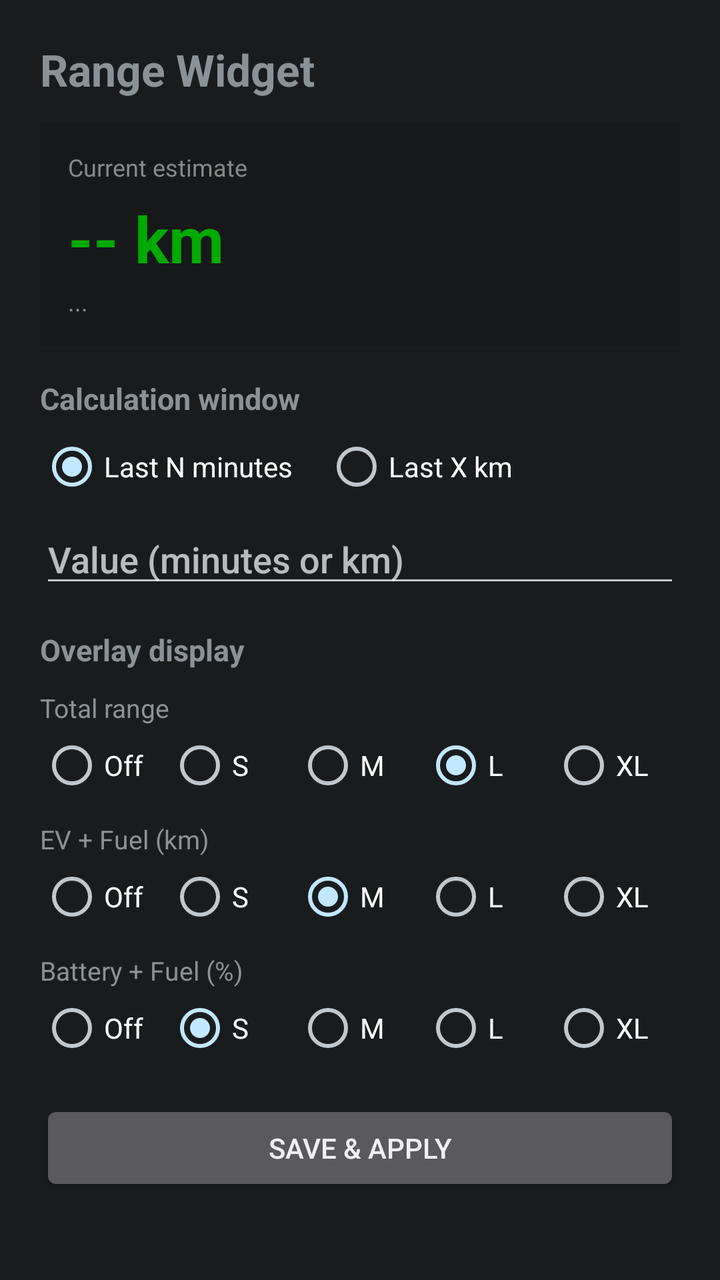
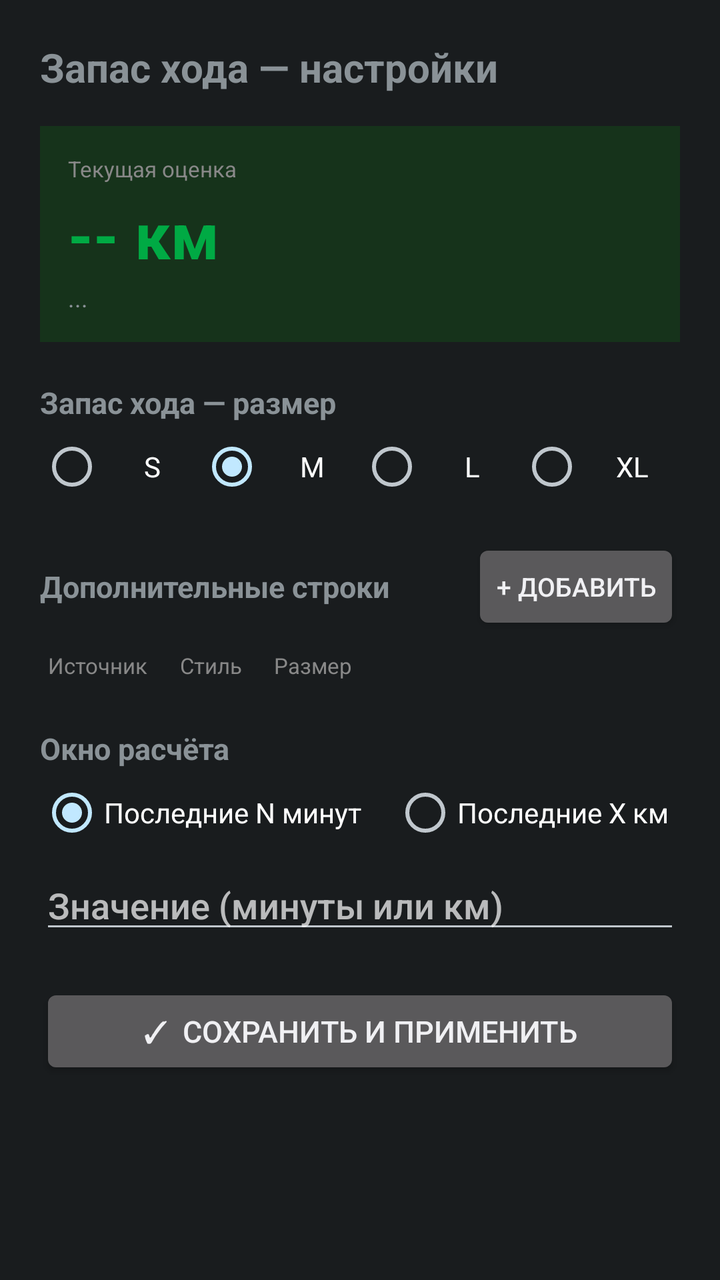

An Android layout rendered at two revisions. The XML below is the earlier revision; the diff shows what the commit changed to produce the second picture.
<!-- AndroidManifest.xml: application theme android:Theme.DeviceDefault -->
<!-- res/layout/activity_widget.xml -->
<?xml version="1.0" encoding="utf-8"?>
<ScrollView xmlns:android="http://schemas.android.com/apk/res/android"
    android:layout_width="match_parent"
    android:layout_height="match_parent"
    android:fillViewport="true">

    <LinearLayout
        android:layout_width="match_parent"
        android:layout_height="wrap_content"
        android:orientation="vertical"
        android:padding="20dp">

        
        <TextView
            android:layout_width="wrap_content"
            android:layout_height="wrap_content"
            android:text="@string/app_name"
            android:textSize="22sp"
            android:textStyle="bold"
            android:layout_marginBottom="12dp" />

        
        <LinearLayout
            android:layout_width="match_parent"
            android:layout_height="wrap_content"
            android:orientation="vertical"
            android:background="#22000000"
            android:padding="14dp"
            android:layout_marginBottom="16dp">

            <TextView
                android:layout_width="wrap_content"
                android:layout_height="wrap_content"
                android:text="@string/widget_preview_title"
                android:textSize="12sp"
                android:textColor="#888888" />

            <TextView
                android:id="@+id/textRange"
                android:layout_width="wrap_content"
                android:layout_height="wrap_content"
                android:text="-- km"
                android:textColor="#00AA00"
                android:textSize="32sp"
                android:textStyle="bold"
                android:layout_marginTop="6dp" />

            <TextView
                android:id="@+id/textInfo"
                android:layout_width="wrap_content"
                android:layout_height="wrap_content"
                android:text="..."
                android:textSize="12sp"
                android:layout_marginTop="2dp" />
        </LinearLayout>

        
        <TextView
            android:layout_width="wrap_content"
            android:layout_height="wrap_content"
            android:text="@string/widget_config_title"
            android:textSize="15sp"
            android:textStyle="bold"
            android:layout_marginBottom="8dp" />

        <RadioGroup
            android:id="@+id/radioGroup"
            android:layout_width="wrap_content"
            android:layout_height="wrap_content"
            android:orientation="horizontal">

            <RadioButton
                android:id="@+id/radioTime"
                android:layout_width="wrap_content"
                android:layout_height="wrap_content"
                android:text="@string/widget_config_time"
                android:checked="true" />

            <RadioButton
                android:id="@+id/radioKm"
                android:layout_width="wrap_content"
                android:layout_height="wrap_content"
                android:text="@string/widget_config_km"
                android:layout_marginStart="16dp" />
        </RadioGroup>

        <EditText
            android:id="@+id/editValue"
            android:layout_width="match_parent"
            android:layout_height="wrap_content"
            android:hint="@string/widget_config_hint"
            android:inputType="numberDecimal"
            android:layout_marginTop="8dp"
            android:layout_marginBottom="16dp" />

        
        <TextView
            android:layout_width="wrap_content"
            android:layout_height="wrap_content"
            android:text="@string/overlay_display_title"
            android:textSize="15sp"
            android:textStyle="bold"
            android:layout_marginBottom="10dp" />

        
        <TextView
            android:layout_width="wrap_content"
            android:layout_height="wrap_content"
            android:text="@string/overlay_line_total"
            android:textSize="13sp"
            android:layout_marginBottom="4dp" />

        <RadioGroup
            android:id="@+id/rgTotal"
            android:layout_width="match_parent"
            android:layout_height="wrap_content"
            android:orientation="horizontal"
            android:layout_marginBottom="12dp">
            <RadioButton android:id="@+id/rgTotalOff" android:layout_width="0dp"
                android:layout_height="wrap_content" android:layout_weight="1"
                android:text="@string/size_off" />
            <RadioButton android:id="@+id/rgTotalS" android:layout_width="0dp"
                android:layout_height="wrap_content" android:layout_weight="1"
                android:text="S" />
            <RadioButton android:id="@+id/rgTotalM" android:layout_width="0dp"
                android:layout_height="wrap_content" android:layout_weight="1"
                android:text="M" />
            <RadioButton android:id="@+id/rgTotalL" android:layout_width="0dp"
                android:layout_height="wrap_content" android:layout_weight="1"
                android:text="L" android:checked="true" />
            <RadioButton android:id="@+id/rgTotalXL" android:layout_width="0dp"
                android:layout_height="wrap_content" android:layout_weight="1"
                android:text="XL" />
        </RadioGroup>

        
        <TextView
            android:layout_width="wrap_content"
            android:layout_height="wrap_content"
            android:text="@string/overlay_line_breakdown"
            android:textSize="13sp"
            android:layout_marginBottom="4dp" />

        <RadioGroup
            android:id="@+id/rgBreakdown"
            android:layout_width="match_parent"
            android:layout_height="wrap_content"
            android:orientation="horizontal"
            android:layout_marginBottom="12dp">
            <RadioButton android:id="@+id/rgBdOff" android:layout_width="0dp"
                android:layout_height="wrap_content" android:layout_weight="1"
                android:text="@string/size_off" />
            <RadioButton android:id="@+id/rgBdS" android:layout_width="0dp"
                android:layout_height="wrap_content" android:layout_weight="1"
                android:text="S" />
            <RadioButton android:id="@+id/rgBdM" android:layout_width="0dp"
                android:layout_height="wrap_content" android:layout_weight="1"
                android:text="M" android:checked="true" />
            <RadioButton android:id="@+id/rgBdL" android:layout_width="0dp"
                android:layout_height="wrap_content" android:layout_weight="1"
                android:text="L" />
            <RadioButton android:id="@+id/rgBdXL" android:layout_width="0dp"
                android:layout_height="wrap_content" android:layout_weight="1"
                android:text="XL" />
        </RadioGroup>

        
        <TextView
            android:layout_width="wrap_content"
            android:layout_height="wrap_content"
            android:text="@string/overlay_line_info"
            android:textSize="13sp"
            android:layout_marginBottom="4dp" />

        <RadioGroup
            android:id="@+id/rgInfo"
            android:layout_width="match_parent"
            android:layout_height="wrap_content"
            android:orientation="horizontal"
            android:layout_marginBottom="20dp">
            <RadioButton android:id="@+id/rgInfoOff" android:layout_width="0dp"
                android:layout_height="wrap_content" android:layout_weight="1"
                android:text="@string/size_off" />
            <RadioButton android:id="@+id/rgInfoS" android:layout_width="0dp"
                android:layout_height="wrap_content" android:layout_weight="1"
                android:text="S" android:checked="true" />
            <RadioButton android:id="@+id/rgInfoM" android:layout_width="0dp"
                android:layout_height="wrap_content" android:layout_weight="1"
                android:text="M" />
            <RadioButton android:id="@+id/rgInfoL" android:layout_width="0dp"
                android:layout_height="wrap_content" android:layout_weight="1"
                android:text="L" />
            <RadioButton android:id="@+id/rgInfoXL" android:layout_width="0dp"
                android:layout_height="wrap_content" android:layout_weight="1"
                android:text="XL" />
        </RadioGroup>

        
        <Button
            android:id="@+id/btnSave"
            android:layout_width="match_parent"
            android:layout_height="wrap_content"
            android:text="@string/btn_save_settings" />

    </LinearLayout>
</ScrollView>
<!-- resources referenced by this layout -->
<resources>
  <string name="app_name">Range Widget</string>
  <string name="btn_save_settings">Save &amp; apply</string>
  <string name="overlay_display_title">Overlay display</string>
  <string name="overlay_line_breakdown">EV + Fuel (km)</string>
  <string name="overlay_line_info">Battery + Fuel (%)</string>
  <string name="overlay_line_total">Total range</string>
  <string name="size_off">Off</string>
  <string name="widget_config_hint">Value (minutes or km)</string>
  <string name="widget_config_km">Last X km</string>
  <string name="widget_config_time">Last N minutes</string>
  <string name="widget_config_title">Calculation window</string>
  <string name="widget_preview_title">Current estimate</string>
</resources>

<!-- the commit's change to res/layout/activity_widget.xml (unified diff, before → after) -->
@@ -14,36 +14,36 @@
         <TextView
             android:layout_width="wrap_content"
             android:layout_height="wrap_content"
-            android:text="@string/app_name"
-            android:textSize="22sp"
+            android:text="Запас хода — настройки"
+            android:textSize="20sp"
             android:textStyle="bold"
-            android:layout_marginBottom="12dp" />
+            android:layout_marginBottom="16dp" />
 
         
         <LinearLayout
             android:layout_width="match_parent"
             android:layout_height="wrap_content"
             android:orientation="vertical"
-            android:background="#22000000"
+            android:background="#1A00FF00"
             android:padding="14dp"
-            android:layout_marginBottom="16dp">
+            android:layout_marginBottom="20dp">
 
             <TextView
                 android:layout_width="wrap_content"
                 android:layout_height="wrap_content"
-                android:text="@string/widget_preview_title"
-                android:textSize="12sp"
+                android:text="Текущая оценка"
+                android:textSize="11sp"
                 android:textColor="#888888" />
 
             <TextView
                 android:id="@+id/textRange"
                 android:layout_width="wrap_content"
                 android:layout_height="wrap_content"
-                android:text="-- km"
-                android:textColor="#00AA00"
+                android:text="-- км"
+                android:textColor="#00AA44"
                 android:textSize="32sp"
                 android:textStyle="bold"
-                android:layout_marginTop="6dp" />
+                android:layout_marginTop="4dp" />
 
             <TextView
                 android:id="@+id/textInfo"
@@ -58,29 +58,94 @@
         <TextView
             android:layout_width="wrap_content"
             android:layout_height="wrap_content"
-            android:text="@string/widget_config_title"
+            android:text="Запас хода — размер"
             android:textSize="15sp"
             android:textStyle="bold"
-            android:layout_marginBottom="8dp" />
+            android:layout_marginBottom="6dp" />
+
+        <RadioGroup
+            android:id="@+id/rgRangeSize"
+            android:layout_width="match_parent"
+            android:layout_height="wrap_content"
+            android:orientation="horizontal"
+            android:layout_marginBottom="20dp">
+            <RadioButton android:id="@+id/rgRangeS"  android:layout_width="0dp" android:layout_height="wrap_content"
+                android:layout_weight="1" android:text="S" android:gravity="center" />
+            <RadioButton android:id="@+id/rgRangeM"  android:layout_width="0dp" android:layout_height="wrap_content"
+                android:layout_weight="1" android:text="M" android:gravity="center" android:checked="true" />
+            <RadioButton android:id="@+id/rgRangeL"  android:layout_width="0dp" android:layout_height="wrap_content"
+                android:layout_weight="1" android:text="L" android:gravity="center" />
+            <RadioButton android:id="@+id/rgRangeXL" android:layout_width="0dp" android:layout_height="wrap_content"
+                android:layout_weight="1" android:text="XL" android:gravity="center" />
+        </RadioGroup>
+
+        
+        <LinearLayout
+            android:layout_width="match_parent"
+            android:layout_height="wrap_content"
+            android:orientation="horizontal"
+            android:gravity="center_vertical"
+            android:layout_marginBottom="8dp">
+
+            <TextView
+                android:layout_width="0dp"
+                android:layout_height="wrap_content"
+                android:layout_weight="1"
+                android:text="Дополнительные строки"
+                android:textSize="15sp"
+                android:textStyle="bold" />
+
+            <Button
+                android:id="@+id/btnAddLine"
+                android:layout_width="wrap_content"
+                android:layout_height="wrap_content"
+                android:text="+ Добавить"
+                android:textSize="13sp" />
+        </LinearLayout>
+
+        
+        <LinearLayout
+            android:layout_width="match_parent"
+            android:layout_height="wrap_content"
+            android:orientation="horizontal"
+            android:paddingHorizontal="4dp"
+            android:layout_marginBottom="4dp">
+            <TextView android:layout_width="wrap_content" android:layout_height="wrap_content"
+                android:text="Источник" android:textSize="11sp" android:textColor="#888888"
+                android:layout_marginEnd="16dp" />
+            <TextView android:layout_width="wrap_content" android:layout_height="wrap_content"
+                android:text="Стиль" android:textSize="11sp" android:textColor="#888888"
+                android:layout_marginEnd="16dp" />
+            <TextView android:layout_width="0dp" android:layout_height="wrap_content" android:layout_weight="1"
+                android:text="Размер" android:textSize="11sp" android:textColor="#888888" />
+        </LinearLayout>
+
+        
+        <LinearLayout
+            android:id="@+id/linesContainer"
+            android:layout_width="match_parent"
+            android:layout_height="wrap_content"
+            android:orientation="vertical"
+            android:layout_marginBottom="20dp" />
+
+        
+        <TextView
+            android:layout_width="wrap_content"
+            android:layout_height="wrap_content"
+            android:text="Окно расчёта"
+            android:textSize="15sp"
+            android:textStyle="bold"
+            android:layout_marginBottom="6dp" />
 
         <RadioGroup
             android:id="@+id/radioGroup"
             android:layout_width="wrap_content"
             android:layout_height="wrap_content"
             android:orientation="horizontal">
-
-            <RadioButton
-                android:id="@+id/radioTime"
-                android:layout_width="wrap_content"
-                android:layout_height="wrap_content"
-                android:text="@string/widget_config_time"
-                android:checked="true" />
-
-            <RadioButton
-                android:id="@+id/radioKm"
-                android:layout_width="wrap_content"
-                android:layout_height="wrap_content"
-                android:text="@string/widget_config_km"
+            <RadioButton android:id="@+id/radioTime" android:layout_width="wrap_content"
+                android:layout_height="wrap_content" android:text="Последние N минут" android:checked="true" />
+            <RadioButton android:id="@+id/radioKm" android:layout_width="wrap_content"
+                android:layout_height="wrap_content" android:text="Последние X км"
                 android:layout_marginStart="16dp" />
         </RadioGroup>
 
@@ -88,119 +153,18 @@
             android:id="@+id/editValue"
             android:layout_width="match_parent"
             android:layout_height="wrap_content"
-            android:hint="@string/widget_config_hint"
+            android:hint="Значение (минуты или км)"
             android:inputType="numberDecimal"
             android:layout_marginTop="8dp"
-            android:layout_marginBottom="16dp" />
-
-        
-        <TextView
-            android:layout_width="wrap_content"
-            android:layout_height="wrap_content"
-            android:text="@string/overlay_display_title"
-            android:textSize="15sp"
-            android:textStyle="bold"
-            android:layout_marginBottom="10dp" />
-
-        
-        <TextView
-            android:layout_width="wrap_content"
-            android:layout_height="wrap_content"
-            android:text="@string/overlay_line_total"
-            android:textSize="13sp"
-            android:layout_marginBottom="4dp" />
-
-        <RadioGroup
-            android:id="@+id/rgTotal"
-            android:layout_width="match_parent"
-            android:layout_height="wrap_content"
-            android:orientation="horizontal"
-            android:layout_marginBottom="12dp">
-            <RadioButton android:id="@+id/rgTotalOff" android:layout_width="0dp"
-                android:layout_height="wrap_content" android:layout_weight="1"
-                android:text="@string/size_off" />
-            <RadioButton android:id="@+id/rgTotalS" android:layout_width="0dp"
-                android:layout_height="wrap_content" android:layout_weight="1"
-                android:text="S" />
-            <RadioButton android:id="@+id/rgTotalM" android:layout_width="0dp"
-                android:layout_height="wrap_content" android:layout_weight="1"
-                android:text="M" />
-            <RadioButton android:id="@+id/rgTotalL" android:layout_width="0dp"
-                android:layout_height="wrap_content" android:layout_weight="1"
-                android:text="L" android:checked="true" />
-            <RadioButton android:id="@+id/rgTotalXL" android:layout_width="0dp"
-                android:layout_height="wrap_content" android:layout_weight="1"
-                android:text="XL" />
-        </RadioGroup>
-
-        
-        <TextView
-            android:layout_width="wrap_content"
-            android:layout_height="wrap_content"
-            android:text="@string/overlay_line_breakdown"
-            android:textSize="13sp"
-            android:layout_marginBottom="4dp" />
-
-        <RadioGroup
-            android:id="@+id/rgBreakdown"
-            android:layout_width="match_parent"
-            android:layout_height="wrap_content"
-            android:orientation="horizontal"
-            android:layout_marginBottom="12dp">
-            <RadioButton android:id="@+id/rgBdOff" android:layout_width="0dp"
-                android:layout_height="wrap_content" android:layout_weight="1"
-                android:text="@string/size_off" />
-            <RadioButton android:id="@+id/rgBdS" android:layout_width="0dp"
-                android:layout_height="wrap_content" android:layout_weight="1"
-                android:text="S" />
-            <RadioButton android:id="@+id/rgBdM" android:layout_width="0dp"
-                android:layout_height="wrap_content" android:layout_weight="1"
-                android:text="M" android:checked="true" />
-            <RadioButton android:id="@+id/rgBdL" android:layout_width="0dp"
-                android:layout_height="wrap_content" android:layout_weight="1"
-                android:text="L" />
-            <RadioButton android:id="@+id/rgBdXL" android:layout_width="0dp"
-                android:layout_height="wrap_content" android:layout_weight="1"
-                android:text="XL" />
-        </RadioGroup>
-
-        
-        <TextView
-            android:layout_width="wrap_content"
-            android:layout_height="wrap_content"
-            android:text="@string/overlay_line_info"
-            android:textSize="13sp"
-            android:layout_marginBottom="4dp" />
-
-        <RadioGroup
-            android:id="@+id/rgInfo"
-            android:layout_width="match_parent"
-            android:layout_height="wrap_content"
-            android:orientation="horizontal"
-            android:layout_marginBottom="20dp">
-            <RadioButton android:id="@+id/rgInfoOff" android:layout_width="0dp"
-                android:layout_height="wrap_content" android:layout_weight="1"
-                android:text="@string/size_off" />
-            <RadioButton android:id="@+id/rgInfoS" android:layout_width="0dp"
-                android:layout_height="wrap_content" android:layout_weight="1"
-                android:text="S" android:checked="true" />
-            <RadioButton android:id="@+id/rgInfoM" android:layout_width="0dp"
-                android:layout_height="wrap_content" android:layout_weight="1"
-                android:text="M" />
-            <RadioButton android:id="@+id/rgInfoL" android:layout_width="0dp"
-                android:layout_height="wrap_content" android:layout_weight="1"
-                android:text="L" />
-            <RadioButton android:id="@+id/rgInfoXL" android:layout_width="0dp"
-                android:layout_height="wrap_content" android:layout_weight="1"
-                android:text="XL" />
-        </RadioGroup>
+            android:layout_marginBottom="20dp" />
 
         
         <Button
             android:id="@+id/btnSave"
             android:layout_width="match_parent"
             android:layout_height="wrap_content"
-            android:text="@string/btn_save_settings" />
+            android:text="✓  Сохранить и применить"
+            android:textSize="15sp" />
 
     </LinearLayout>
 </ScrollView>
<!-- resource entries referenced after the edit -->
@@ -1,16 +1,5 @@
 <!-- resources referenced by this layout -->
 <resources>
-  <string name="app_name">Range Widget</string>
-  <string name="btn_save_settings">Save &amp; apply</string>
-  <string name="overlay_display_title">Overlay display</string>
-  <string name="overlay_line_breakdown">EV + Fuel (km)</string>
-  <string name="overlay_line_info">Battery + Fuel (%)</string>
-  <string name="overlay_line_total">Total range</string>
-  <string name="size_off">Off</string>
-  <string name="widget_config_hint">Value (minutes or km)</string>
-  <string name="widget_config_km">Last X km</string>
-  <string name="widget_config_time">Last N minutes</string>
-  <string name="widget_config_title">Calculation window</string>
-  <string name="widget_preview_title">Current estimate</string>
+
 </resources>
 
